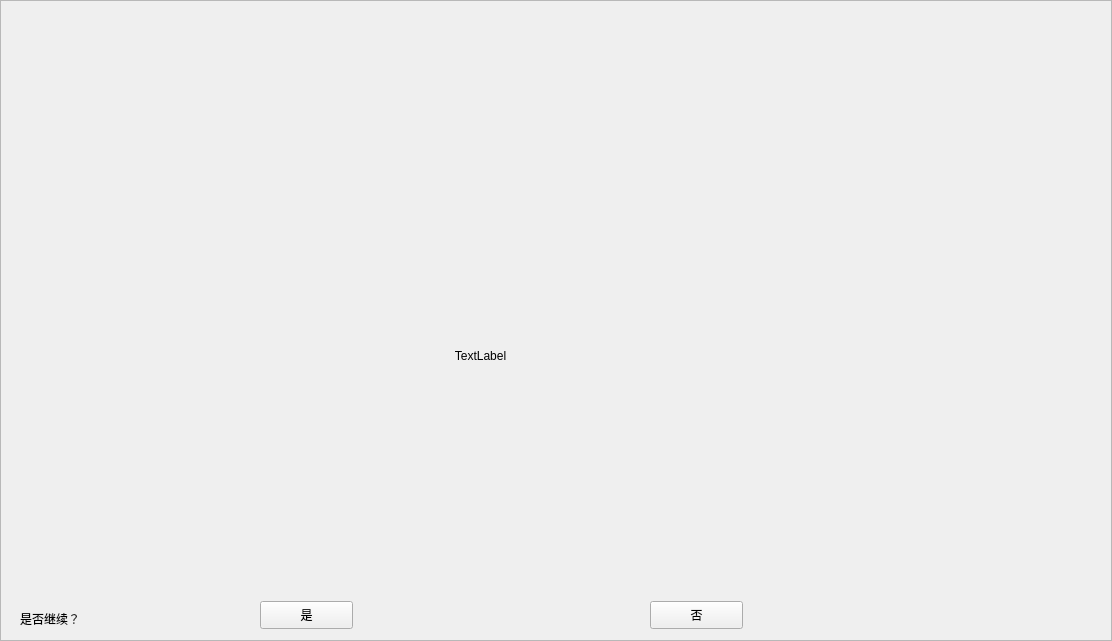
hg-hg/2019-DungeonNStones, file testWidget/PVE.ui: the form before one commit.
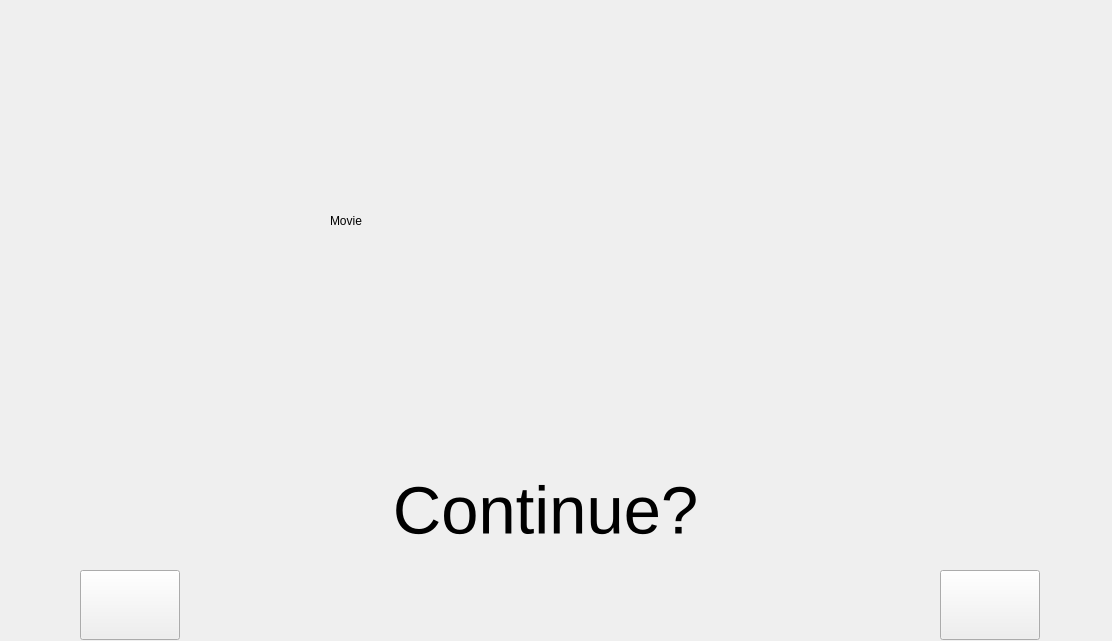
The form after the commit. The open tabs and pages were chosen to show the change. Icons and pictures are not drawn. Custom widgets are drawn as their Qt base class.

Patch:
```diff
--- a/testWidget/PVE.ui
+++ b/testWidget/PVE.ui
@@ -26,26 +26,11 @@
    <property name="bottomMargin">
     <number>0</number>
    </property>
+   <property name="spacing">
+    <number>0</number>
+   </property>
    <item row="0" column="0">
-    <widget class="QFrame" name="frame">
-     <property name="frameShape">
-      <enum>QFrame::StyledPanel</enum>
-     </property>
-     <property name="frameShadow">
-      <enum>QFrame::Raised</enum>
-     </property>
      <widget class="QStackedWidget" name="stackedWidget">
-      <property name="geometry">
-       <rect>
-        <x>0</x>
-        <y>0</y>
-        <width>1112</width>
-        <height>641</height>
-       </rect>
-      </property>
-      <property name="currentIndex">
-       <number>1</number>
-      </property>
       <widget class="QWidget" name="playing">
        <layout class="QGridLayout" name="gridLayout_2">
         <property name="leftMargin">
@@ -66,97 +51,85 @@
        </layout>
       </widget>
       <widget class="QWidget" name="gameOver">
-       <widget class="QLabel" name="movie">
+      <widget class="QLabel" name="askIfContinue">
         <property name="geometry">
          <rect>
-          <x>0</x>
-          <y>0</y>
-          <width>961</width>
-          <height>711</height>
-         </rect>
-        </property>
-        <property name="layoutDirection">
-         <enum>Qt::LeftToRight</enum>
+         <x>300</x>
+         <y>360</y>
+         <width>491</width>
+         <height>301</height>
+        </rect>
+       </property>
+       <property name="font">
+        <font>
+         <pointsize>50</pointsize>
+        </font>
         </property>
         <property name="text">
-         <string>TextLabel</string>
+        <string>Continue?</string>
         </property>
         <property name="alignment">
          <set>Qt::AlignCenter</set>
         </property>
        </widget>
-      </widget>
-     </widget>
-     <widget class="QStackedWidget" name="toast">
-      <property name="geometry">
-       <rect>
-        <x>0</x>
-        <y>591</y>
-        <width>1112</width>
-        <height>50</height>
-       </rect>
-      </property>
-      <property name="maximumSize">
-       <size>
-        <width>16777215</width>
-        <height>50</height>
-       </size>
-      </property>
-      <widget class="QWidget" name="escapePage">
-       <widget class="MainSceneButton" name="escape">
-        <property name="geometry">
-         <rect>
-          <x>10</x>
-          <y>10</y>
-          <width>1055</width>
-          <height>28</height>
-         </rect>
-        </property>
-        <property name="text">
-         <string>逃跑</string>
-        </property>
-       </widget>
-      </widget>
-      <widget class="QWidget" name="continuePage">
-       <widget class="QLabel" name="askIfContinue">
-        <property name="geometry">
-         <rect>
-          <x>20</x>
-          <y>20</y>
-          <width>72</width>
-          <height>15</height>
-         </rect>
-        </property>
-        <property name="text">
-         <string>是否继续？</string>
-        </property>
-       </widget>
        <widget class="QPushButton" name="continueGame">
         <property name="geometry">
          <rect>
-          <x>260</x>
-          <y>10</y>
-          <width>93</width>
-          <height>28</height>
+         <x>80</x>
+         <y>570</y>
+         <width>100</width>
+         <height>70</height>
          </rect>
         </property>
         <property name="text">
-         <string>是</string>
+        <string/>
+       </property>
+       <property name="icon">
+        <iconset resource="testWidget.qrc">
+         <normaloff>:/button/Resources/button/YES_button.png</normaloff>:/button/Resources/button/YES_button.png</iconset>
+       </property>
+       <property name="iconSize">
+        <size>
+         <width>100</width>
+         <height>70</height>
+        </size>
         </property>
        </widget>
        <widget class="QPushButton" name="quitGame">
         <property name="geometry">
          <rect>
-          <x>650</x>
-          <y>10</y>
-          <width>93</width>
-          <height>28</height>
+         <x>940</x>
+         <y>570</y>
+         <width>100</width>
+         <height>70</height>
          </rect>
         </property>
         <property name="text">
-         <string>否</string>
-        </property>
-       </widget>
+        <string/>
+       </property>
+       <property name="icon">
+        <iconset resource="testWidget.qrc">
+         <normaloff>:/button/Resources/button/NO_button.png</normaloff>:/button/Resources/button/NO_button.png</iconset>
+       </property>
+       <property name="iconSize">
+        <size>
+         <width>100</width>
+         <height>70</height>
+        </size>
+       </property>
+      </widget>
+      <widget class="QLabel" name="movie">
+       <property name="geometry">
+        <rect>
+         <x>330</x>
+         <y>90</y>
+         <width>431</width>
+         <height>261</height>
+        </rect>
+       </property>
+       <property name="text">
+        <string>Movie</string>
+       </property>
       </widget>
      </widget>
     </widget>
@@ -165,17 +138,17 @@
  </widget>
  <layoutdefault spacing="6" margin="11"/>
  <customwidgets>
+  <customwidget>
+   <class>MainSceneButton</class>
+   <extends>QPushButton</extends>
+   <header location="global">mainscenebutton.h</header>
+  </customwidget>
   <customwidget>
    <class>GameBoard</class>
    <extends>QWidget</extends>
    <header location="global">Gameboard.h</header>
    <container>1</container>
   </customwidget>
-  <customwidget>
-   <class>MainSceneButton</class>
-   <extends>QPushButton</extends>
-   <header location="global">mainscenebutton.h</header>
-  </customwidget>
  </customwidgets>
  <resources/>
  <connections>
```
Left out of the diff: 78 changed lines with no effect on the pictures. Lines whose indentation alone changed are shown as unchanged.
